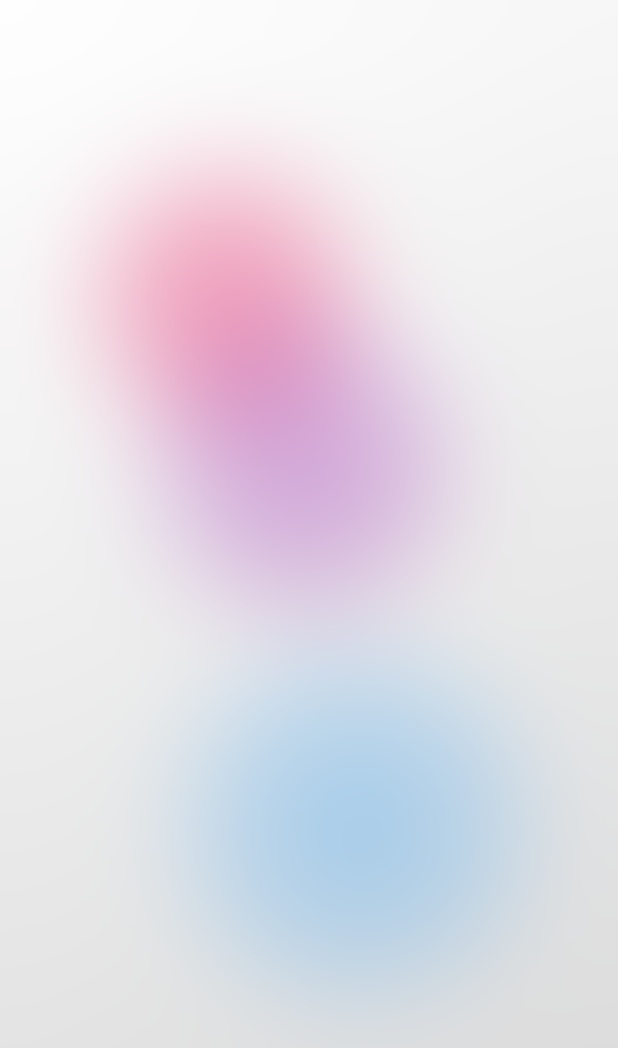
After one commit to YahyaAAAAAAA/RapidRounds, a Flutter app: the screen it shows after launch, after a tap on "Test Room", on a phone screen of 412 x 824 dp. The commit adds this screen. Shown: the top 1048 px of the screen. Run offline on Flutter 3.47's test engine with Material 3 defaults, Android fonts, the phone set to English and light mode, and no system bars; our stand-ins replace cloud_firestore, firebase_core, flutter_bloc, flutter_dotenv, rxdart; accounts and stored records are empty.

```diff
--- /dev/null
+++ b/lib/config/temp.dart
@@ -0,0 +1,80 @@
+import 'dart:ui';
+
+import 'package:flutter/material.dart';
+
+class GlowingBackground extends StatelessWidget {
+  const GlowingBackground({super.key});
+
+  @override
+  Widget build(BuildContext context) {
+    return Scaffold(
+      body: Stack(
+        children: [
+          // Gradient background
+          Container(
+            decoration: BoxDecoration(
+              gradient: LinearGradient(
+                colors: [
+                  Color.fromARGB(255, 255, 255, 255), // Lavender
+                  Color.fromARGB(255, 215, 215, 215), // Light Blue
+                ],
+                begin: Alignment.topLeft,
+                end: Alignment.bottomRight,
+              ),
+            ),
+          ),
+          // Glowing circular shapes
+          Positioned.fill(
+            child: Stack(
+              children: [
+                Positioned(
+                  top: 100,
+                  left: 50,
+                  child: _buildCircle(200, Colors.pink.withValues(alpha: 0.4)),
+                ),
+                Positioned(
+                  bottom: 150,
+                  right: 50,
+                  child: _buildCircle(250, Colors.blue.withValues(alpha: 0.3)),
+                ),
+                Positioned(
+                  top: 200,
+                  right: 100,
+                  child:
+                      _buildCircle(220, Colors.purple.withValues(alpha: 0.35)),
+                ),
+              ],
+            ),
+          ),
+          // Blur effect
+          Positioned.fill(
+            child: BackdropFilter(
+              filter: ImageFilter.blur(sigmaX: 30, sigmaY: 30),
+              child: Container(
+                color: Colors.transparent,
+              ),
+            ),
+          ),
+        ],
+      ),
+    );
+  }
+
+  // Helper method to create glowing circles
+  Widget _buildCircle(double size, Color color) {
+    return Container(
+      width: size,
+      height: size,
+      decoration: BoxDecoration(
+        shape: BoxShape.circle,
+        gradient: RadialGradient(
+          colors: [
+            color,
+            color.withValues(alpha: 0.1),
+          ],
+          stops: [0.3, 1.0],
+        ),
+      ),
+    );
+  }
+}
--- a/lib/features/games/match color/color_match.dart
+++ b/lib/features/games/match color/color_match.dart
@@ -1,23 +1,23 @@
 import 'package:rapid_rounds/features/games/game.dart';
 
 class ColorMatch extends Game {
-  final int gridSize;
-  final List<int> colors;
-  final List<int> palleteColors;
+  final int pattern;
+  //fixed
+  final int gridSize = 4;
+  //the time before the game starts (micro)
+  final int rememberTime = 3000000;
+  //the time before the game ends (micro)
+  final int solveTime = 10000000;
 
   ColorMatch({
     required super.id,
     required super.type,
     required super.roomId,
-    required this.gridSize,
-    required this.colors,
-    required this.palleteColors,
+    required this.pattern,
   });
 
   ColorMatch.fromJson(Map<String, dynamic> json)
-      : gridSize = json['gridSize'],
-        colors = json['colors'],
-        palleteColors = json['palleteColors'],
+      : pattern = json['pattern'],
         super(
           id: json['id'],
           type: json['type'],
@@ -27,9 +27,10 @@ class ColorMatch extends Game {
   @override
   Map<String, dynamic> toJson() {
     return {
-      'gridSize': gridSize,
-      'colors': colors,
-      'palleteColors': palleteColors,
+      'pattern': pattern,
+      'type': super.type,
+      'id': super.id,
+      'roomId': super.roomId,
     };
   }
 }
--- a/lib/features/home/presentation/home_page.dart
+++ b/lib/features/home/presentation/home_page.dart
@@ -1,4 +1,6 @@
 import 'package:flutter/material.dart';
+import 'package:rapid_rounds/config/temp.dart';
+import 'package:rapid_rounds/features/games/match%20color/color_match.dart';
 import 'package:rapid_rounds/features/games/match%20color/color_match_widget.dart';
 import 'package:rapid_rounds/features/room/presentation/pages/create_room_page.dart';
 import 'package:rapid_rounds/features/room/presentation/pages/join_room_page.dart';
@@ -82,7 +84,7 @@ class _HomePageState extends State<HomePage> {
                 Navigator.push(
                   context,
                   MaterialPageRoute(
-                    builder: (_) => ColorMatchWidget(),
+                    builder: (_) => GlowingBackground(),
                   ),
                 );
               },
```
Also changed, not shown: lib/features/games/match color/color_match_widget.dart (+94 -59 lines), lib/features/room/presentation/cubits/room_cubit.dart (+11 -29 lines), lib/features/room/presentation/pages/room_page.dart (+8 -182 lines), 1 other file.
